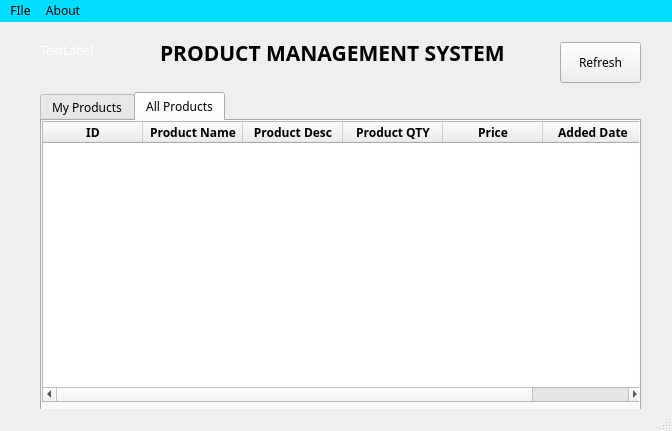
Qt form product_management_system/usermenu.ui (SanjulaD/prodcut-ms-qtcw) before a commit.
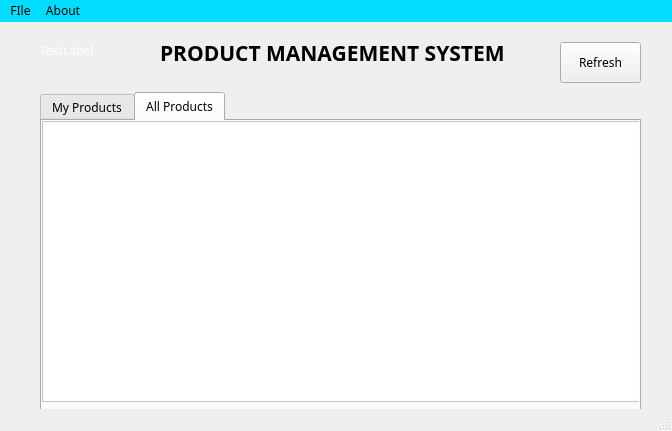
The same form after that commit. The open tabs and pages were chosen to show the change.

Diff of the .ui file:
```diff
--- a/product_management_system/usermenu.ui
+++ b/product_management_system/usermenu.ui
@@ -160,7 +160,7 @@
      <attribute name="title">
       <string>All Products</string>
      </attribute>
-     <widget class="QTableWidget" name="all_products_widget">
+     <widget class="QTableView" name="all_products_table">
       <property name="geometry">
        <rect>
         <x>0</x>
@@ -169,96 +169,31 @@
         <height>281</height>
        </rect>
       </property>
-      <column>
-       <property name="text">
-        <string>ID</string>
-       </property>
-       <property name="font">
-        <font>
-         <family>Poppins</family>
-         <weight>75</weight>
-         <bold>true</bold>
-        </font>
-       </property>
-       <property name="textAlignment">
-        <set>AlignCenter</set>
-       </property>
-      </column>
-      <column>
-       <property name="text">
-        <string>Product Name</string>
-       </property>
-       <property name="font">
-        <font>
-         <family>Poppins</family>
-         <weight>75</weight>
-         <bold>true</bold>
-        </font>
-       </property>
-       <property name="textAlignment">
-        <set>AlignCenter</set>
-       </property>
-      </column>
-      <column>
-       <property name="text">
-        <string>Product Desc</string>
-       </property>
-       <property name="font">
-        <font>
-         <family>Poppins</family>
-         <weight>75</weight>
-         <bold>true</bold>
-        </font>
-       </property>
-       <property name="textAlignment">
-        <set>AlignCenter</set>
-       </property>
-      </column>
-      <column>
-       <property name="text">
-        <string>Product QTY</string>
-       </property>
-       <property name="font">
-        <font>
-         <family>Poppins</family>
-         <weight>75</weight>
-         <bold>true</bold>
-        </font>
-       </property>
-       <property name="textAlignment">
-        <set>AlignCenter</set>
-       </property>
-      </column>
-      <column>
-       <property name="text">
-        <string>Price</string>
-       </property>
-       <property name="font">
-        <font>
-         <family>Poppins</family>
-         <weight>75</weight>
-         <bold>true</bold>
-        </font>
-       </property>
-       <property name="textAlignment">
-        <set>AlignCenter</set>
-       </property>
-      </column>
-      <column>
-       <property name="text">
-        <string>Added Date</string>
-       </property>
-       <property name="font">
-        <font>
-         <family>Poppins</family>
-         <weight>75</weight>
-         <bold>true</bold>
-        </font>
-       </property>
-       <property name="textAlignment">
-        <set>AlignCenter</set>
-       </property>
-      </column>
+      <property name="font">
+       <font>
+        <family>Poppins</family>
+        <weight>50</weight>
+        <bold>false</bold>
+       </font>
+      </property>
+      <property name="autoFillBackground">
+       <bool>false</bool>
+      </property>
+      <property name="styleSheet">
+       <string notr="true">background-color:white;</string>
+      </property>
+      <property name="sortingEnabled">
+       <bool>true</bool>
+      </property>
+      <attribute name="horizontalHeaderCascadingSectionResizes">
+       <bool>true</bool>
+      </attribute>
+      <attribute name="horizontalHeaderStretchLastSection">
+       <bool>true</bool>
+      </attribute>
+      <attribute name="verticalHeaderCascadingSectionResizes">
+       <bool>true</bool>
+      </attribute>
      </widget>
     </widget>
    </widget>
```
Left out of the diff: 109 changed lines with no effect on the pictures.
